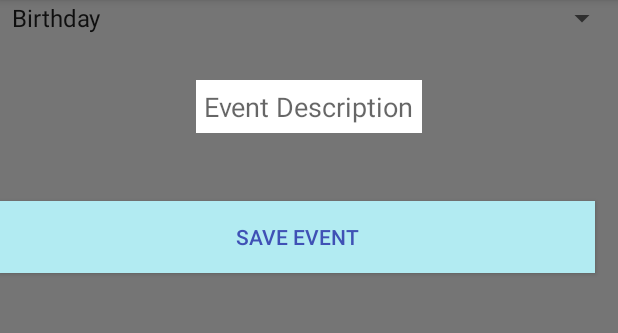
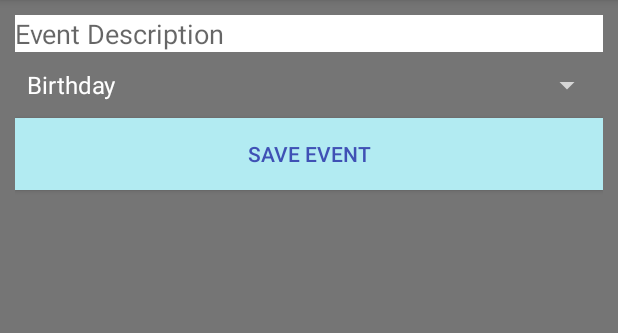
Before and after one commit to AlenaSG/Capstone-Android, an Android app: the CreateEventActivity screen opened directly, with no data from a screen before it, on a phone screen of 412 x 824 dp, the part 84-417 px from its top. Run offline under Robolectric (Android 15) with nearby library versions, the phone set to English and light mode, and no system bars; our stand-ins replace Firebase (no records; nobody signed in at launch, a user with empty details on screens opened directly).

Commit message:
edit layout for create event activity

```diff
--- a/app/src/main/java/com/epicodus/eventmanager/CreateEventActivity.java
+++ b/app/src/main/java/com/epicodus/eventmanager/CreateEventActivity.java
@@ -24,7 +24,7 @@ import java.util.List;
 public class CreateEventActivity extends AppCompatActivity {
 
     //define view objects
-    private EditText mCreateEventET;
+    private EditText mDescriptionET;
     private Button mSaveEventBtn;
     private Spinner mSelectTypeSpn;
     //private FirebaseDatabase database;
@@ -44,7 +44,7 @@ public class CreateEventActivity extends AppCompatActivity {
         //database = FirebaseDatabase.getInstance();
 
 
-        mCreateEventET = (EditText) findViewById(R.id. etCreateEvent);
+        mDescriptionET = (EditText) findViewById(R.id. etDescription);
         mSelectTypeSpn = (Spinner) findViewById(R.id.spnSelectType);
         lvEvents = (ListView) findViewById(R.id.lvEvents);
 
@@ -90,7 +90,7 @@ public class CreateEventActivity extends AppCompatActivity {
     }
 
     private void AddEvent() {
-        String description = mCreateEventET.getText().toString().trim();
+        String description = mDescriptionET.getText().toString().trim();
         String type = mSelectTypeSpn.getSelectedItem().toString();
 
         if(!TextUtils.isEmpty(description)) {
--- a/app/src/main/res/layout/activity_create_event.xml
+++ b/app/src/main/res/layout/activity_create_event.xml
@@ -4,18 +4,30 @@
     android:layout_width="match_parent"
     android:layout_height="match_parent"
     tools:context="com.epicodus.eventmanager.CreateEventActivity"
-    android:background="@color/secondary_text">
+    android:background="@color/secondary_text"
+    android:paddingBottom="10dp"
+    android:paddingTop="10dp"
+    android:paddingRight="10dp"
+    android:paddingLeft="10dp">
 
     <EditText
-        android:layout_width="wrap_content"
+        android:layout_width="match_parent"
         android:layout_height="wrap_content"
-        android:id="@+id/etCreateEvent"
+        android:id="@+id/etDescription"
         android:background="@color/icons"
-        android:padding="5dp"
-        android:hint="Event Description"
-        android:layout_alignParentTop="true"
-        android:layout_centerHorizontal="true"
-        android:layout_marginTop="53dp" />
+        android:hint="Event Description"/>
+
+    <Spinner
+        android:id="@+id/spnSelectType"
+        android:layout_width="match_parent"
+        android:layout_height="wrap_content"
+        android:entries="@array/types"
+        android:layout_marginTop="10dp"
+        android:layout_marginBottom="10dp"
+        android:scrollbarSize="80dp"
+        android:spinnerMode="dropdown"
+        android:layout_below="@id/etDescription"
+       android:theme="@style/ThemeOverlay.AppCompat.Dark"/>
 
     <Button
         android:layout_width="match_parent"
@@ -24,24 +36,11 @@
         android:id="@+id/btnSaveEvent"
         android:background="@color/primary_light"
         android:textColor="@color/colorPrimary"
-        android:layout_below="@+id/etCreateEvent"
-        android:layout_alignParentEnd="true"
-        android:layout_marginEnd="15dp"
-        android:layout_marginTop="45dp" />
-
-    <Spinner
-        android:id="@+id/spnSelectType"
-        android:layout_width="match_parent"
-        android:layout_height="wrap_content"
-        android:layout_alignParentStart="true"
-        android:entries="@array/types"
-        android:scrollbarSize="80dp"/>
+        android:layout_below="@+id/spnSelectType"/>
 
     <ListView
         android:id="@+id/lvEvents"
         android:layout_width="match_parent"
-        android:layout_height="match_parent"
-        android:layout_below="@+id/btnSaveEvent"
-        android:layout_centerHorizontal="true"
-        android:layout_marginTop="68dp" />
+        android:layout_height="wrap_content"
+        android:layout_below="@+id/btnSaveEvent"/>
 </RelativeLayout>
--- a/app/src/main/res/layout/list_layout.xml
+++ b/app/src/main/res/layout/list_layout.xml
@@ -1,18 +1,20 @@
 <?xml version="1.0" encoding="utf-8"?>
 <LinearLayout xmlns:android="http://schemas.android.com/apk/res/android"
-    android:layout_width="match_parent" android:layout_height="match_parent">
+    android:layout_width="match_parent"
+    android:layout_height="match_parent"
+    android:orientation="vertical">
 
     <TextView
         android:id="@+id/tvDescription"
-        android:layout_width="wrap_content"
+        android:textAppearance="@style/Base.TextAppearance.AppCompat.Large"
+        android:layout_width="match_parent"
         android:layout_height="wrap_content"
-        android:layout_weight="1"
-        android:text="TextView" />
+        android:text="description" />
 
     <TextView
         android:id="@+id/tvType"
-        android:layout_width="wrap_content"
+        android:textAppearance="@style/Base.TextAppearance.AppCompat.Medium"
+        android:layout_width="match_parent"
         android:layout_height="wrap_content"
-        android:layout_weight="1"
-        android:text="TextView" />
+        android:text="type" />
 </LinearLayout>
```
